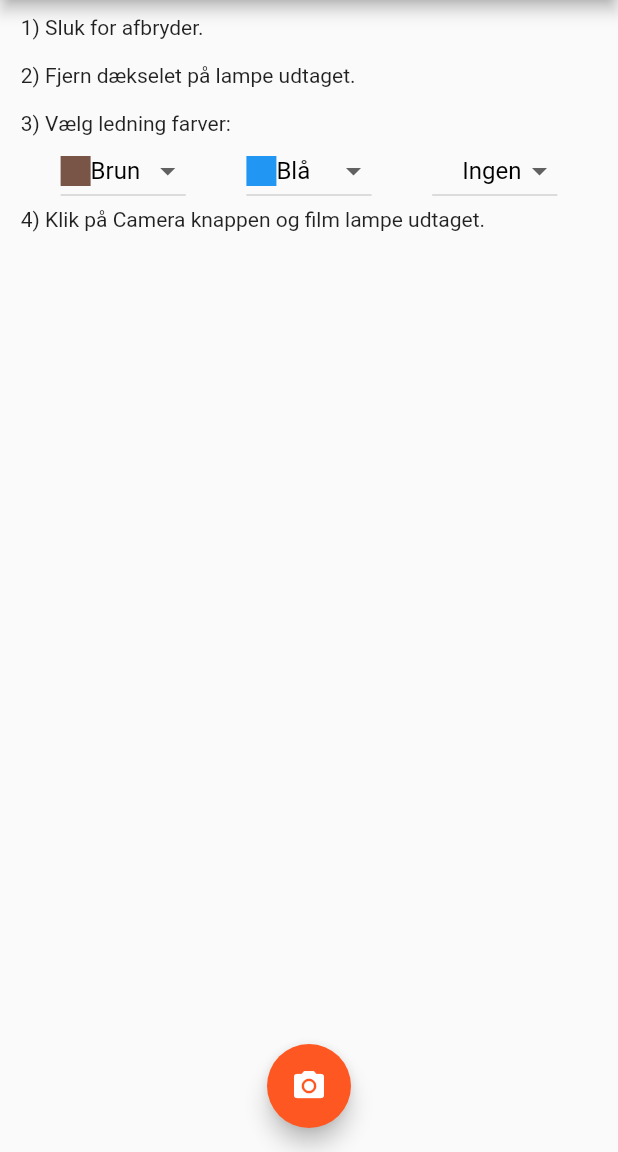
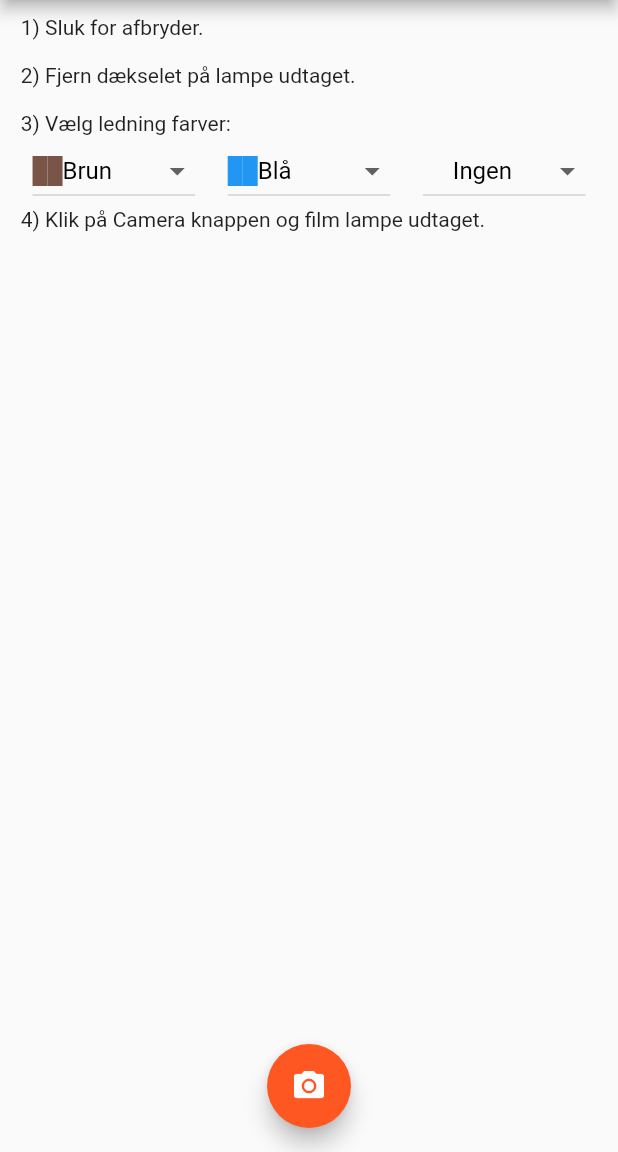
Before and after one commit to Raniot/lamp_installer, a Flutter app: the screen it shows after launch, on a phone screen of 412 x 824 dp, the part 84-1236 px from its top. Run offline on Flutter 3.47's test engine with Material 2 defaults, Android fonts, the phone set to English and light mode, and no system bars.

Commit message:
Færdig med dropdown

```diff
--- a/lib/dropdownColor.dart
+++ b/lib/dropdownColor.dart
@@ -1,18 +1,18 @@
 import 'package:flutter/cupertino.dart';
 import 'package:flutter/material.dart';
 
-class DropdownColor extends StatelessWidget{
-  final Color color;
+class DropdownColor extends StatelessWidget {
+  final Color color1;
+  final Color color2;
   final String colorText;
   Color textColor;
+  final double size = 10;
 
-  DropdownColor({
-    this.color,
-    this.colorText
-  });
+
+  DropdownColor({this.color1, this.color2, this.colorText});
 
   Color getTextColor() {
-    if(this.color == Colors.transparent)
+    if (this.color1 == Colors.transparent)
       return Colors.black;
     else
       return Colors.black;
@@ -20,10 +20,48 @@ class DropdownColor extends StatelessWidget{
 
   @override
   Widget build(BuildContext context) {
-    return Row(children: <Widget>[
-      Container(color: this.color, width: 20, height: 20,),
-      Text(this.colorText, style: TextStyle(color: getTextColor()),)
-    ],);
-    // return Container(height: MediaQuery.of(context).size.height, width: MediaQuery.of(context).size.width, color: this.color, child: Text(this.colorText),);
+    return Row(
+      crossAxisAlignment: CrossAxisAlignment.center,
+      children: <Widget>[
+        Container(
+          width: 20,
+          height: 20,
+          child: Row(
+            children: <Widget>[
+              Column(
+                children: <Widget>[
+                  Container(
+                    height: size,
+                    width: size,
+                    color: this.color1,
+                  ),
+                  Container(
+                    height: size,
+                    width: size,
+                    color: this.color2,
+                  ),
+                ],
+              ),
+              Column(children: <Widget>[
+                Container(
+                  height: size,
+                  width: size,
+                  color: this.color2,
+                ),
+                Container(
+                  height: size,
+                  width: size,
+                  color: this.color1,
+                ),
+              ])
+            ],
+          ),
+        ),
+        Text(
+          this.colorText,
+          style: TextStyle(color: getTextColor()),
+        )
+      ],
+    );
   }
 }
--- a/lib/main.dart
+++ b/lib/main.dart
@@ -46,10 +46,10 @@ class MyHomePage extends StatefulWidget {
 
 class _MyHomePageState extends State<MyHomePage> {
   static var wireColors = [
-    DropdownColor(color: Colors.brown, colorText: 'Brun'),
-    DropdownColor(color: Colors.blue, colorText: 'Blå'),
-    DropdownColor(color: Colors.green, colorText: 'Grøn'),
-    DropdownColor(color: Colors.transparent, colorText: 'Ingen')
+    DropdownColor(color1: Colors.brown, color2: Colors.brown, colorText: 'Brun'),
+    DropdownColor(color1: Colors.blue, color2: Colors.blue, colorText: 'Blå'),
+    DropdownColor(color1: Colors.green, color2: Colors.yellow, colorText: 'Gul/Grøn'),
+    DropdownColor(color1: Colors.transparent, colorText: 'Ingen')
   ];
   DropdownColor wireColor1 = wireColors[0];
   DropdownColor wireColor2 = wireColors[1];
```
